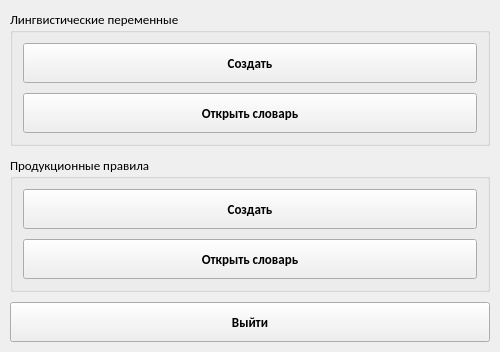
WeeIIer/knowledge_representation-lab_2, file ui/menu_window.ui: the form before one commit.
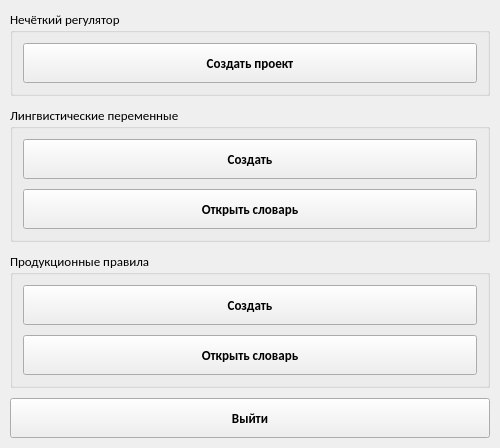
The form after the commit.

Commit message: feat: Создать оконную форму для нечёткого регулятора

What changed in the file:
```diff
--- a/ui/menu_window.ui
+++ b/ui/menu_window.ui
@@ -7,7 +7,7 @@
     <x>0</x>
     <y>0</y>
     <width>500</width>
-    <height>336</height>
+    <height>421</height>
    </rect>
   </property>
   <property name="sizePolicy">
@@ -48,10 +48,75 @@
     <number>10</number>
    </property>
    <item>
-    <layout class="QVBoxLayout" name="verticalLayout_5">
+    <widget class="QGroupBox" name="groupBox_3">
+     <property name="sizePolicy">
+      <sizepolicy hsizetype="Preferred" vsizetype="Preferred">
+       <horstretch>0</horstretch>
+       <verstretch>0</verstretch>
+      </sizepolicy>
+     </property>
+     <property name="minimumSize">
+      <size>
+       <width>300</width>
+       <height>0</height>
+      </size>
+     </property>
+     <property name="maximumSize">
+      <size>
+       <width>16777215</width>
+       <height>16777215</height>
+      </size>
+     </property>
+     <property name="title">
+      <string>Нечёткий регулятор</string>
+     </property>
+     <layout class="QVBoxLayout" name="verticalLayout_4">
      <property name="spacing">
       <number>10</number>
      </property>
+      <property name="leftMargin">
+       <number>10</number>
+      </property>
+      <property name="topMargin">
+       <number>10</number>
+      </property>
+      <property name="rightMargin">
+       <number>10</number>
+      </property>
+      <property name="bottomMargin">
+       <number>10</number>
+      </property>
+      <item>
+       <widget class="QPushButton" name="button_add_project">
+        <property name="minimumSize">
+         <size>
+          <width>100</width>
+          <height>40</height>
+         </size>
+        </property>
+        <property name="font">
+         <font>
+          <weight>75</weight>
+          <bold>true</bold>
+         </font>
+        </property>
+        <property name="cursor">
+         <cursorShape>PointingHandCursor</cursorShape>
+        </property>
+        <property name="text">
+         <string>Создать проект</string>
+        </property>
+        <property name="iconSize">
+         <size>
+          <width>24</width>
+          <height>24</height>
+         </size>
+        </property>
+       </widget>
+      </item>
+     </layout>
+    </widget>
+   </item>
      <item>
       <widget class="QGroupBox" name="groupBox">
        <property name="sizePolicy">
@@ -149,8 +214,6 @@
         </item>
        </layout>
       </widget>
-     </item>
-    </layout>
    </item>
    <item>
     <widget class="QGroupBox" name="groupBox_2">
```
Lines whose indentation alone changed are shown as unchanged. The commit also changes 7 other files.
